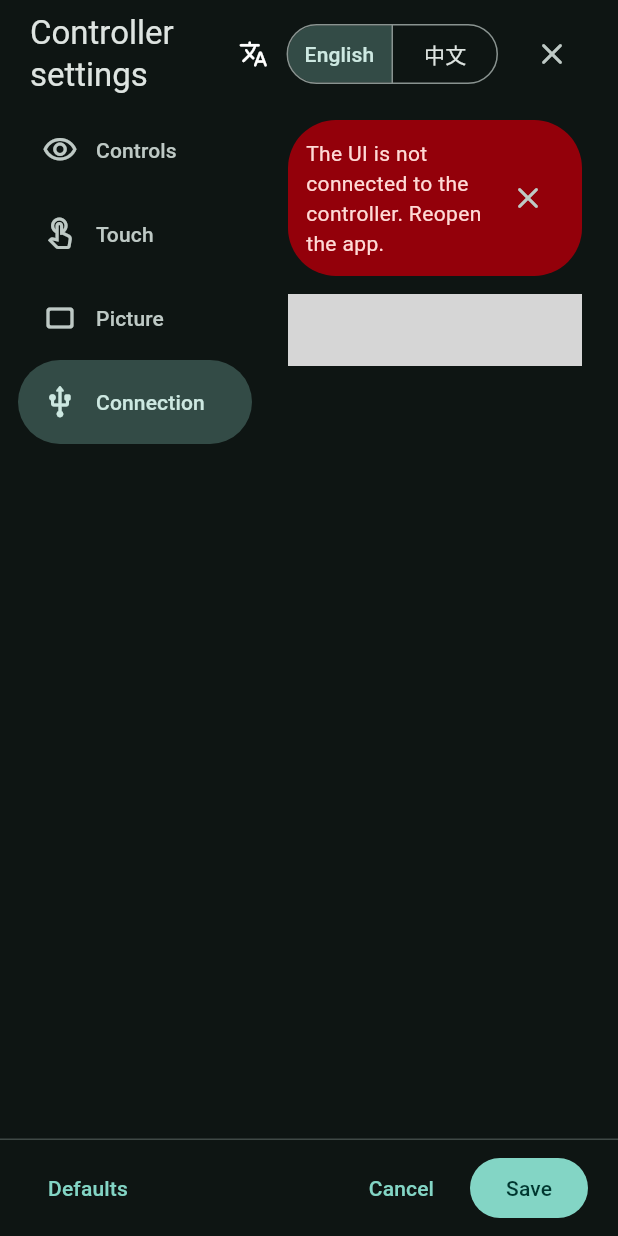
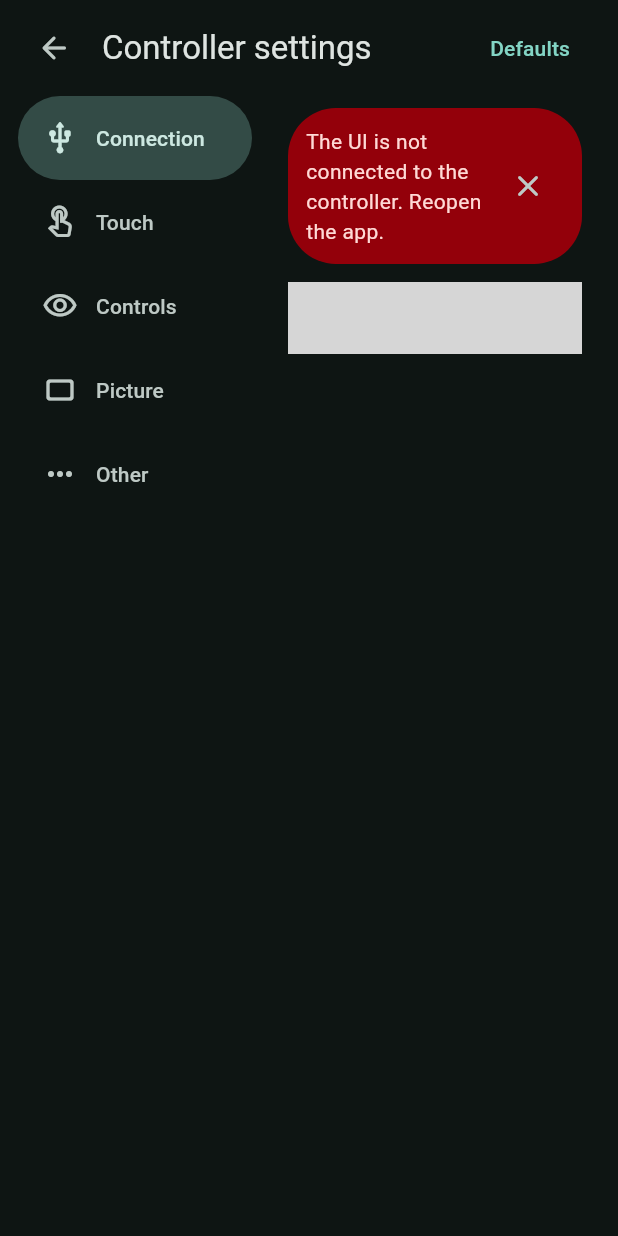
Before and after one commit to Cedarflake/InFalsusTouch, a Flutter app: the SettingsPage widget shown alone on an empty page, opened directly with empty values, on a phone screen of 412 x 824 dp. Run offline on Flutter 3.47's test engine with Material 3 defaults, Android fonts, the phone set to English and light mode, and no system bars; statements that could not run were skipped; grey boxes are pictures that could not be loaded.

Commit message:
feat(settings): autosave preferences and refine navigation

```diff
--- a/lib/app_strings.dart
+++ b/lib/app_strings.dart
@@ -9,9 +9,10 @@ class AppStrings {
   String get touch => zh ? "触控" : "Touch";
   String get controls => zh ? "按键显示" : "Controls";
   String get myControls => zh ? "这台设备显示什么" : "Choose this device’s controls";
-  String get controlsHint => zh
-      ? "隐藏的操作不会触发输入。其他手机可独立选择，电脑键盘和鼠标也能参与。"
-      : "Hidden controls send no input. Other phones choose independently, and the PC keyboard and mouse can join in.";
+  String get cooperativePlay => zh ? "多人合作" : "Play together";
+  String get cooperativePlayHint => zh
+      ? "最多 7 台设备可通过 USB 同时连接同一台电脑，共同游玩同一局 In Falsus。每个人选择自己负责的按键或 Field，分工完成谱面；电脑键盘和鼠标也能一起参与。各设备自由选择显示内容，无需凑齐全部操作。"
+      : "Connect up to 7 devices to the same PC over USB to play one In Falsus session together. Each player chooses the keys or Field they handle and shares the chart. The PC keyboard and mouse can join in too. Each device chooses its own controls; there is no required combination.";
   String get allControls => zh ? "全部" : "All";
   String get keysOnly => zh ? "仅按键" : "Keys only";
   String get fieldOnly => zh ? "仅 Field" : "Field only";
@@ -27,6 +28,11 @@ class AppStrings {
   String peers(int count) => zh ? "$count 台设备已连接" : "$count devices connected";
   String get picture => zh ? "画面" : "Picture";
   String get connection => zh ? "连接" : "Connection";
+  String get other => zh ? "其他" : "Other";
+  String get theme => zh ? "主题" : "Theme";
+  String get systemTheme => zh ? "跟随系统" : "System";
+  String get lightTheme => zh ? "浅色" : "Light";
+  String get darkTheme => zh ? "深色" : "Dark";
   String get connect => zh ? "连接 USB" : "Connect USB";
   String get disconnect => zh ? "断开" : "Disconnect";
   String get connecting => zh ? "正在连接…" : "Connecting…";
@@ -83,8 +89,8 @@ class AppStrings {
   String get align => zh ? "校准游戏判定线" : "Align judgment lines";
   String get calibrateField => zh ? "校准横向滑动范围" : "Calibrate Field area";
   String get calibrationHint => zh
-      ? "进入校准前会保存当前设置，校准期间暂停游戏输入。"
-      : "Current settings are saved before calibration. Game input pauses while calibrating.";
+      ? "设置自动保存，校准期间暂停游戏输入。"
+      : "Settings save automatically. Game input pauses while calibrating.";
   String get framing => zh ? "完整画面，居中显示" : "Keep the whole chart in view";
   String get fit => zh ? "完整显示" : "Fit";
   String get stretch => zh ? "拉伸铺满" : "Stretch";
--- a/lib/controller_app.dart
+++ b/lib/controller_app.dart
@@ -30,20 +30,24 @@ class ControllerApp extends StatelessWidget {
   const ControllerApp({super.key, required this.controller});
   final NativeController controller;
 
-  static final _scheme = ColorScheme.fromSeed(
-    seedColor: const Color(0xFF67D9C5),
-    brightness: Brightness.dark,
-  );
   static const _buttonStyle = ButtonStyle(
     shape: WidgetStatePropertyAll(_corners),
   );
-  static final _theme = ThemeData(
+  static final _lightTheme = _createTheme(Brightness.light);
+  static final _darkTheme = _createTheme(Brightness.dark);
+
+  static ThemeData _createTheme(Brightness brightness) {
+    final scheme = ColorScheme.fromSeed(
+      seedColor: const Color(0xFF67D9C5),
+      brightness: brightness,
+    );
+    return ThemeData(
       useMaterial3: true,
-    colorScheme: _scheme,
-    scaffoldBackgroundColor: _scheme.surface,
+      colorScheme: scheme,
+      scaffoldBackgroundColor: scheme.surface,
       cardTheme: CardThemeData(
         elevation: 0,
-      color: _scheme.surfaceContainerLow,
+        color: scheme.surfaceContainerLow,
         margin: EdgeInsets.zero,
         shape: const RoundedRectangleBorder(
           borderRadius: BorderRadius.all(Radius.circular(32)),
@@ -62,20 +66,27 @@ class ControllerApp extends StatelessWidget {
         waitDuration: Duration(milliseconds: 500),
       ),
     );
+  }
 
   @override
   Widget build(BuildContext context) => ListenableBuilder(
     listenable: controller,
     builder: (context, _) {
       final state = controller.state;
-      final strings = AppStrings(state?.language ?? "en");
+      final strings = AppStrings(controller.language);
       return MaterialApp(
         title: "InFalsusTouch",
         debugShowCheckedModeBanner: false,
         locale: Locale(strings.language),
         supportedLocales: const [Locale("en"), Locale("zh")],
         localizationsDelegates: GlobalMaterialLocalizations.delegates,
-        theme: _theme,
+        theme: _lightTheme,
+        darkTheme: _darkTheme,
+        themeMode: switch (controller.settings.text("theme", "dark")) {
+          "light" => ThemeMode.light,
+          "system" => ThemeMode.system,
+          _ => ThemeMode.dark,
+        },
         home: state == null
             ? const SizedBox.expand()
             : _ControllerShell(
@@ -152,12 +163,6 @@ class _ControllerShellState extends State<_ControllerShell> {
           controller: widget.controller,
           state: state,
           strings: strings,
-          entryIsOnRight:
-              settingsEntryBounds(
-                MediaQuery.sizeOf(context),
-                state.cutouts,
-              ).center.dx >
-              MediaQuery.sizeOf(context).width / 2,
         ),
         _ => LayoutBuilder(
           builder: (context, constraints) {
--- a/lib/settings_page.dart
+++ b/lib/settings_page.dart
@@ -13,43 +13,30 @@ class SettingsPage extends StatefulWidget {
     required this.controller,
     required this.state,
     required this.strings,
-    required this.entryIsOnRight,
   });
   final NativeController controller;
   final ControllerState state;
   final AppStrings strings;
-  final bool entryIsOnRight;
 
   @override
   State<SettingsPage> createState() => _SettingsPageState();
 }
 
 class _SettingsPageState extends State<SettingsPage> {
-  late ControllerSettings draft = widget.state.settings;
-  late int category = widget.state.connected ? 1 : 3;
-  bool isSaving = false;
+  ControllerSettings get draft => widget.controller.settings;
+  late int category = widget.state.connected ? 1 : 0;
   AppStrings get s => widget.strings;
 
-  @override
-  void didUpdateWidget(covariant SettingsPage oldWidget) {
-    super.didUpdateWidget(oldWidget);
-    if (oldWidget.state.settings.text("language") !=
-        widget.state.settings.text("language")) {
-      draft = draft.withValue(
-        "language",
-        widget.state.settings.text("language"),
+  void change(String key, Object value, {bool defer = false}) {
+    if (key == "fieldLeft" && value is double) {
+      value = value.clamp(
+        0.0,
+        math.max(0.0, draft.number("fieldRight") - 0.01),
       );
+    } else if (key == "fieldRight" && value is double) {
+      value = value.clamp(math.min(1.0, draft.number("fieldLeft") + 0.01), 1.0);
     }
-  }
-
-  void change(String key, Object value) =>
-      setState(() => draft = draft.withValue(key, value));
-
-  Future<void> save([String panel = "compact"]) async {
-    setState(() => isSaving = true);
-    final succeeded = await widget.controller.save(draft);
-    if (succeeded) await widget.controller.panel(panel);
-    if (mounted) setState(() => isSaving = false);
+    widget.controller.updateSetting(key, value, defer: defer);
   }
 
   @override
@@ -70,12 +57,7 @@ class _SettingsPageState extends State<SettingsPage> {
       return EdgeInsets.only(left: left, right: right);
     }
 
-    final navigationInsets = edgeInsets(64, screen.height - 65);
-    final back = IconButton(
-      tooltip: s.back,
-      onPressed: () => widget.controller.panel("compact"),
-      icon: const Icon(Icons.close_rounded),
-    );
+    final navigationInsets = edgeInsets(64, screen.height);
     return Material(
       color: colors.surface,
       child: Column(
@@ -86,7 +68,11 @@ class _SettingsPageState extends State<SettingsPage> {
                 const EdgeInsets.fromLTRB(12, 8, 20, 8) + edgeInsets(0, 64),
             child: Row(
               children: [
-                if (widget.entryIsOnRight) back,
+                IconButton(
+                  tooltip: s.back,
+                  onPressed: () => widget.controller.panel("compact"),
+                  icon: const Icon(Icons.arrow_back_rounded),
+                ),
                 const SizedBox(width: 8),
                 Expanded(
                   child: Text(
@@ -94,25 +80,13 @@ class _SettingsPageState extends State<SettingsPage> {
                     style: Theme.of(context).textTheme.titleLarge,
                   ),
                 ),
-                const Icon(Icons.translate_rounded, size: 20),
-                const SizedBox(width: 12),
-                Semantics(
-                  label: s.languageLabel,
-                  child: SegmentedButton<String>(
-                    showSelectedIcon: false,
-                    segments: const [
-                      ButtonSegment(value: "en", label: Text("English")),
-                      ButtonSegment(value: "zh", label: Text("中文")),
-                    ],
-                    selected: {widget.state.language},
-                    onSelectionChanged: (values) =>
-                        widget.controller.language(values.single),
+                TextButton(
+                  key: const ValueKey("restore-defaults"),
+                  onPressed: widget.controller.isResettingDefaults
+                      ? null
+                      : widget.controller.restoreDefaults,
+                  child: Text(s.defaults),
                 ),
-                ),
-                if (!widget.entryIsOnRight) ...[
-                  const SizedBox(width: 12),
-                  back,
-                ],
               ],
             ),
           ),
@@ -131,11 +105,10 @@ class _SettingsPageState extends State<SettingsPage> {
                           setState(() => category = value),
                       children: [
                         NavigationDrawerDestination(
-                          icon: const Icon(Icons.visibility_outlined),
-                          selectedIcon: const Icon(Icons.visibility_rounded),
+                          icon: const Icon(Icons.usb_rounded),
                           label: Flexible(
                             child: Text(
-                              s.controls,
+                              s.connection,
                               overflow: TextOverflow.ellipsis,
                             ),
                           ),
@@ -151,6 +124,16 @@ class _SettingsPageState extends State<SettingsPage> {
                           ),
                         ),
                         NavigationDrawerDestination(
+                          icon: const Icon(Icons.visibility_outlined),
+                          selectedIcon: const Icon(Icons.visibility_rounded),
+                          label: Flexible(
+                            child: Text(
+                              s.controls,
+                              overflow: TextOverflow.ellipsis,
+                            ),
+                          ),
+                        ),
+                        NavigationDrawerDestination(
                           icon: const Icon(Icons.crop_landscape_rounded),
                           label: Flexible(
                             child: Text(
@@ -160,10 +143,10 @@ class _SettingsPageState extends State<SettingsPage> {
                           ),
                         ),
                         NavigationDrawerDestination(
-                          icon: const Icon(Icons.usb_rounded),
+                          icon: const Icon(Icons.more_horiz_rounded),
                           label: Flexible(
                             child: Text(
-                              s.connection,
+                              s.other,
                               overflow: TextOverflow.ellipsis,
                             ),
                           ),
@@ -174,6 +157,7 @@ class _SettingsPageState extends State<SettingsPage> {
                 ),
                 Expanded(
                   child: ListView(
+                    key: ValueKey(category),
                     padding: EdgeInsets.fromLTRB(
                       12,
                       8,
@@ -212,48 +196,14 @@ class _SettingsPageState extends State<SettingsPage> {
                           ),
                         ),
                       ...switch (category) {
-                        0 => controlsSections(),
+                        0 => connectionSections(),
                         1 => touchSections(),
-                        2 => pictureSections(),
-                        _ => connectionSections(),
+                        2 => controlsSections(),
+                        3 => pictureSections(),
+                        _ => otherSections(),
                       },
                     ],
                   ),
-                ),
-              ],
-            ),
-          ),
-          const Divider(height: 1),
-          Padding(
-            padding:
-                const EdgeInsets.symmetric(horizontal: 20, vertical: 8) +
-                edgeInsets(screen.height - 65, screen.height),
-            child: Row(
-              children: [
-                TextButton(
-                  onPressed: isSaving
-                      ? null
-                      : () async {
-                          if (await widget.controller.command("defaults") &&
-                              mounted) {
-                            setState(
-                              () => draft = widget.controller.state!.settings,
-                            );
-                          }
-                        },
-                  child: Text(s.defaults),
-                ),
-                const Spacer(),
-                TextButton(
-                  onPressed: isSaving
-                      ? null
-                      : () => widget.controller.panel("compact"),
-                  child: Text(s.cancel),
-                ),
-                const SizedBox(width: 12),
-                FilledButton(
-                  onPressed: isSaving ? null : () => save(),
-                  child: Text(s.save, textAlign: TextAlign.center),
                 ),
               ],
             ),
@@ -286,7 +236,7 @@ class _SettingsPageState extends State<SettingsPage> {
         }),
         const SizedBox(height: 12),
         FilledButton.tonal(
-          onPressed: isSaving ? null : () => save("calibrateJudgment"),
+          onPressed: () => widget.controller.panel("calibrateJudgment"),
           child: Text(s.align, textAlign: TextAlign.center),
         ),
         const SizedBox(height: 8),
@@ -303,7 +253,7 @@ class _SettingsPageState extends State<SettingsPage> {
           slider(s.leftEdge, "fieldLeft", 0, 99),
           slider(s.rightEdge, "fieldRight", 1, 100),
           FilledButton.tonal(
-            onPressed: isSaving ? null : () => save("calibrateField"),
+            onPressed: () => widget.controller.panel("calibrateField"),
             child: Text(s.calibrateField, textAlign: TextAlign.center),
           ),
         ],
@@ -314,9 +264,18 @@ class _SettingsPageState extends State<SettingsPage> {
 
   List<Widget> controlsSections() => [
     _Section(
+      title: s.cooperativePlay,
+      children: [
+        const SizedBox(height: 8),
+        Text(s.cooperativePlayHint),
+        const SizedBox(height: 12),
+        Text(s.inputHint, style: Theme.of(context).textTheme.bodySmall),
+      ],
+    ),
+    _Section(
       title: s.myControls,
-      subtitle: s.controlsHint,
       children: [
+        const SizedBox(height: 12),
         Wrap(
           spacing: 8,
           runSpacing: 8,
@@ -354,30 +313,6 @@ class _SettingsPageState extends State<SettingsPage> {
                 child: Text(preset.value),
               ),
           ],
-        ),
-      ],
-    ),
-    _Section(
-      title: widget.state.connected
-          ? s.peers(widget.state.peers)
-          : s.disconnected,
-      children: [
-        Text(switch (widget.state.bindingStatus) {
-          0 when widget.state.connected => s.syncedKeys,
-          2 when widget.state.connected => s.invalidKeys,
-          _ => s.defaultKeys,
-        }),
-        Padding(
-          padding: const EdgeInsets.only(top: 12),
-          child: Text(
-            s.inputHint,
-            style: Theme.of(context).textTheme.bodySmall,
-          ),
-        ),
-        if (widget.state.fieldBusy)
-          Padding(
-            padding: const EdgeInsets.only(top: 12),
-            child: Text(s.fieldBusy),
         ),
       ],
     ),
@@ -431,7 +366,30 @@ class _SettingsPageState extends State<SettingsPage> {
     ),
   ];
 
-  Widget choice(String key, Map<String, String> options) => Padding(
+  List<Widget> otherSections() => [
+    _Section(
+      title: s.languageLabel,
+      children: [
+        choice("language", {
+          "en": "English",
+          "zh": "中文",
+        }, selected: widget.controller.language),
+      ],
+    ),
+    _Section(
+      title: s.theme,
+      children: [
+        choice("theme", {
+          "system": s.systemTheme,
+          "light": s.lightTheme,
+          "dark": s.darkTheme,
+        }),
+      ],
+    ),
+  ];
+
+  Widget choice(String key, Map<String, String> options, {String? selected}) =>
+      Padding(
         padding: const EdgeInsets.symmetric(vertical: 4),
         child: SegmentedButton<String>(
           showSelectedIcon: false,
@@ -439,7 +397,7 @@ class _SettingsPageState extends State<SettingsPage> {
             for (final entry in options.entries)
               ButtonSegment(value: entry.key, label: Text(entry.value)),
           ],
-      selected: {draft.text(key)},
+          selected: {selected ?? draft.text(key)},
           onSelectionChanged: (values) => change(key, values.single),
         ),
       );
@@ -484,7 +442,8 @@ class _SettingsPageState extends State<SettingsPage> {
             label: "${value.round()} $unit",
             semanticFormatterCallback: (value) =>
                 "$title ${value.round()} $unit",
-            onChanged: (next) => change(key, next / divisor),
+            onChanged: (next) => change(key, next / divisor, defer: true),
+            onChangeEnd: (_) => widget.controller.flushSettings(),
           ),
         ],
       ),
```
Also changed, not shown: lib/connection_controls.dart (+29 -30 lines), lib/native_controller.dart (+91 -5 lines), 11 other files. Lines whose indentation alone changed are shown as unchanged.
